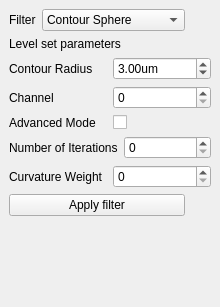
This is Code/GUI/lib/Resources/OneClickSegmentationDockWidget.ui in gofigure2/GoFigure2 as Qt 5 draws it before an edit. The edited form follows.
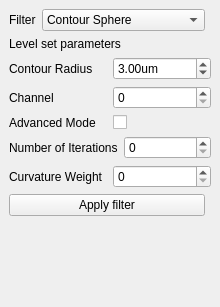
This is the edited form.

The edit to the form file:
```diff
--- a/Code/GUI/lib/Resources/OneClickSegmentationDockWidget.ui
+++ b/Code/GUI/lib/Resources/OneClickSegmentationDockWidget.ui
@@ -178,7 +178,7 @@
       </property>
      </widget>
     </item>
-    <item row="8" column="1">
+    <item row="8" column="0">
      <spacer name="verticalSpacer">
       <property name="orientation">
        <enum>Qt::Vertical</enum>
```
